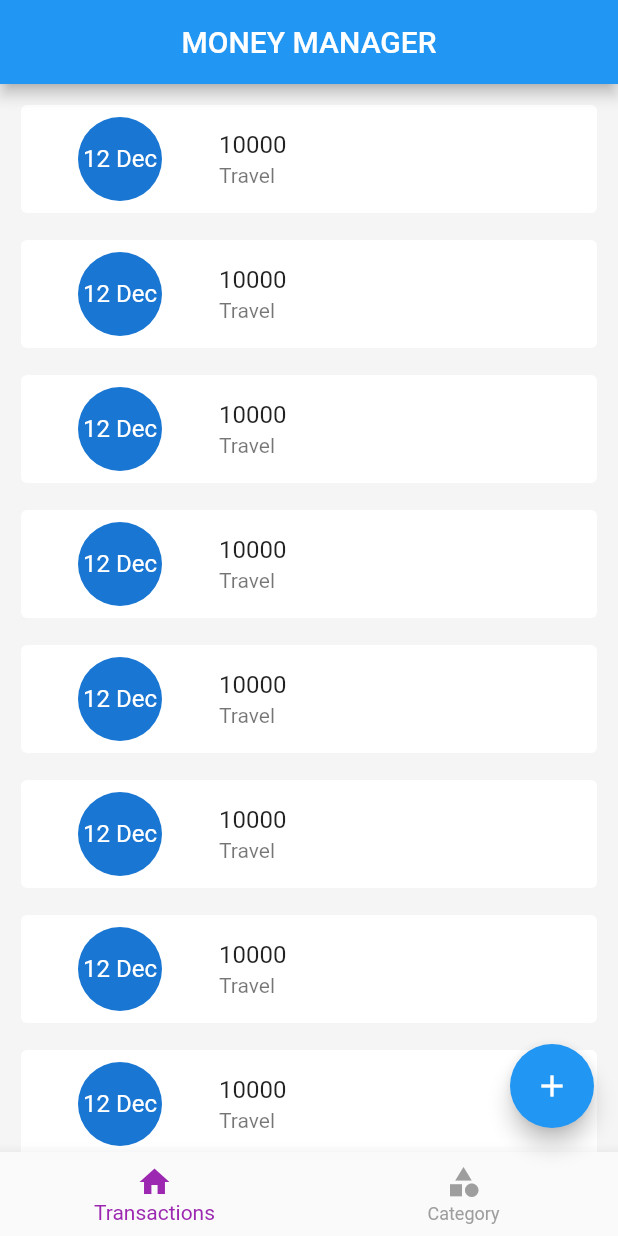
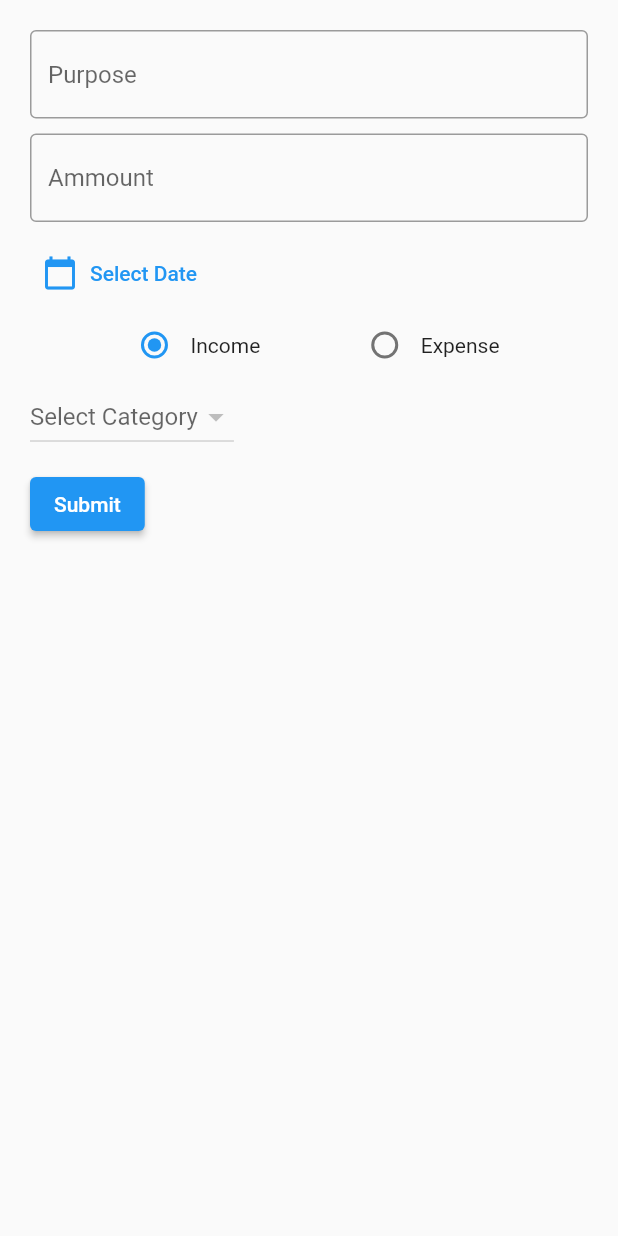
Before and after one commit to RobinJoby/Money_Manager_FlutterApp, a Flutter app: the screen it shows after launch, after a tap on the "add" icon, on a phone screen of 412 x 824 dp. Run offline on Flutter 3.47's test engine with Material 2 defaults, Android fonts, the phone set to English and light mode, and no system bars; our stand-ins replace hive_flutter; accounts and stored records are empty.

Commit message:
transaction adding ui created

```diff
--- a/lib/main.dart
+++ b/lib/main.dart
@@ -2,6 +2,7 @@ import 'package:flutter/material.dart';
 import 'package:hive_flutter/adapters.dart';
 import 'package:money_management/models/category/category_model.dart';
 import 'package:money_management/screens/home/screen_home.dart';
+import 'package:money_management/screens/transactions/screen_add_transaction.dart';
 
 Future<void> main() async{
   WidgetsFlutterBinding.ensureInitialized();
@@ -24,8 +25,13 @@ class MyApp extends StatelessWidget {
 
   @override
   Widget build(BuildContext context) {
-    return const MaterialApp(
-      home: ScreenHome(),
+    return MaterialApp(
+      home:const ScreenHome(),
+      routes: {
+        ScreenAddTransaction.routeName:(ctx){
+          return const ScreenAddTransaction();
+        }
+      },
     );
   }
 }
--- a/lib/screens/home/screen_home.dart
+++ b/lib/screens/home/screen_home.dart
@@ -4,6 +4,7 @@ import 'package:money_management/models/category/category_model.dart';
 import 'package:money_management/screens/category/category_add_popup.dart';
 import 'package:money_management/screens/category/screen_category.dart';
 import 'package:money_management/screens/home/widgets/bottom_navigation.dart';
+import 'package:money_management/screens/transactions/screen_add_transaction.dart';
 import 'package:money_management/screens/transactions/screen_transation.dart';
 
 class ScreenHome extends StatelessWidget {
@@ -23,10 +24,11 @@ class ScreenHome extends StatelessWidget {
       centerTitle: true,),
       floatingActionButton: FloatingActionButton(onPressed: (){
         if (selectedIndexNotifier.value == 0){
-          print("Add Transactions");
+          // print("Add Transactions");
+          Navigator.of(context).pushNamed(ScreenAddTransaction.routeName);
         }
         else{
-          print("Add Category");
+          // print("Add Category");
 
           showCategoryAddPopup(context);
           // final _sample = CategoryModel(id: DateTime.now().millisecondsSinceEpoch.toString(),
--- /dev/null
+++ b/lib/screens/transactions/screen_add_transaction.dart
@@ -0,0 +1,141 @@
+import 'package:flutter/material.dart';
+import 'package:money_management/db/category/category_db.dart';
+import 'package:money_management/models/category/category_model.dart';
+
+class ScreenAddTransaction extends StatefulWidget {
+  static const routeName = 'add-transaction';
+  const ScreenAddTransaction({super.key});
+
+  @override
+  State<ScreenAddTransaction> createState() => _ScreenAddTransactionState();
+}
+
+class _ScreenAddTransactionState extends State<ScreenAddTransaction> {
+
+  DateTime? _selectedDate;
+  CategoryType? _selectedCategoryType;
+  CategoryModel? _selectedCategoryModel;
+
+  String? _categoryId;
+
+  @override
+  void initState() {
+
+    _selectedCategoryType = CategoryType.income;
+    super.initState();
+  }
+  /*
+  purpose
+  date
+  Amount
+  Income\Expense
+  CategoryType
+  */
+  @override
+  Widget build(BuildContext context) {
+    return Scaffold(
+      body: SafeArea(
+        child: Padding(
+          padding: const EdgeInsets.all(20.0),
+          child: Column(
+            crossAxisAlignment: CrossAxisAlignment.start,
+            children: [
+              //purpose
+              TextFormField(
+                keyboardType: TextInputType.text,
+                decoration: const InputDecoration(
+                  border: OutlineInputBorder(),
+                  hintText: "Purpose"
+                )
+              ),
+              const SizedBox(
+                height: 10,
+              ),
+              //amount
+              TextFormField(
+                keyboardType: TextInputType.number,
+                decoration:const InputDecoration(
+                  border: OutlineInputBorder(),
+                  hintText: "Ammount"
+                ),
+              ),
+              const SizedBox(
+                height: 10,
+              ),
+              //date
+
+              TextButton.icon(onPressed: () async{
+                final _selectedDateTemp = await showDatePicker(context: context,
+                 initialDate: DateTime.now(),
+                  firstDate: DateTime.now().subtract(const Duration(days: 30)),
+                   lastDate: DateTime.now());
+                   if(_selectedDateTemp==null){
+                    return;
+                   }
+                   else{
+                    setState(() {
+                      _selectedDate = _selectedDateTemp;
+                    });
+                   }
+              }, icon:const Icon(Icons.calendar_today), label: Text(_selectedDate == null?'Select Date': _selectedDate.toString()))
+
+              ,
+
+              //category
+              Row(
+                mainAxisAlignment: MainAxisAlignment.spaceEvenly,
+                children: [
+                  Row(
+                    children: [
+                      Radio(value: CategoryType.income, groupValue: _selectedCategoryType, onChanged: (newValue){
+                       setState(() {
+                          _selectedCategoryType = CategoryType.income;
+                          _categoryId = null;
+                       });
+                      }),
+                      const Text("Income")
+                    ],
+                  ),
+                  Row(
+                    children: [
+                      Radio(value: CategoryType.expense, groupValue: _selectedCategoryType, onChanged: (newValue){
+                        setState(() {
+                           _selectedCategoryType = CategoryType.expense;
+                           _categoryId = null;
+                        });
+                      }),
+                      const Text("Expense")
+                    ],
+                  ),
+                ],
+              ),
+              //Category
+              DropdownButton<String>(
+                value: _categoryId,
+                hint: const Text("Select Category"),
+                items:
+                (_selectedCategoryType == CategoryType.income ? CategoryDb.instance.incomeCategoryListNotifier : CategoryDb.instance.expenseCategoryListNotifier)
+                .value.map((e){
+                return DropdownMenuItem(
+                  value: e.id,
+                  child: Text(e.name));
+              }).toList(), onChanged: (selectedValue){
+                setState(() {
+                  _categoryId = selectedValue;
+                });
+              }),
+              const SizedBox(
+                height: 10,
+              ),
+              //submit
+              ElevatedButton(onPressed: (){
+
+              }, child: const Text("Submit"),)
+
+            ],
+          ),
+        ),
+      ),
+    );
+  }
+}
```
